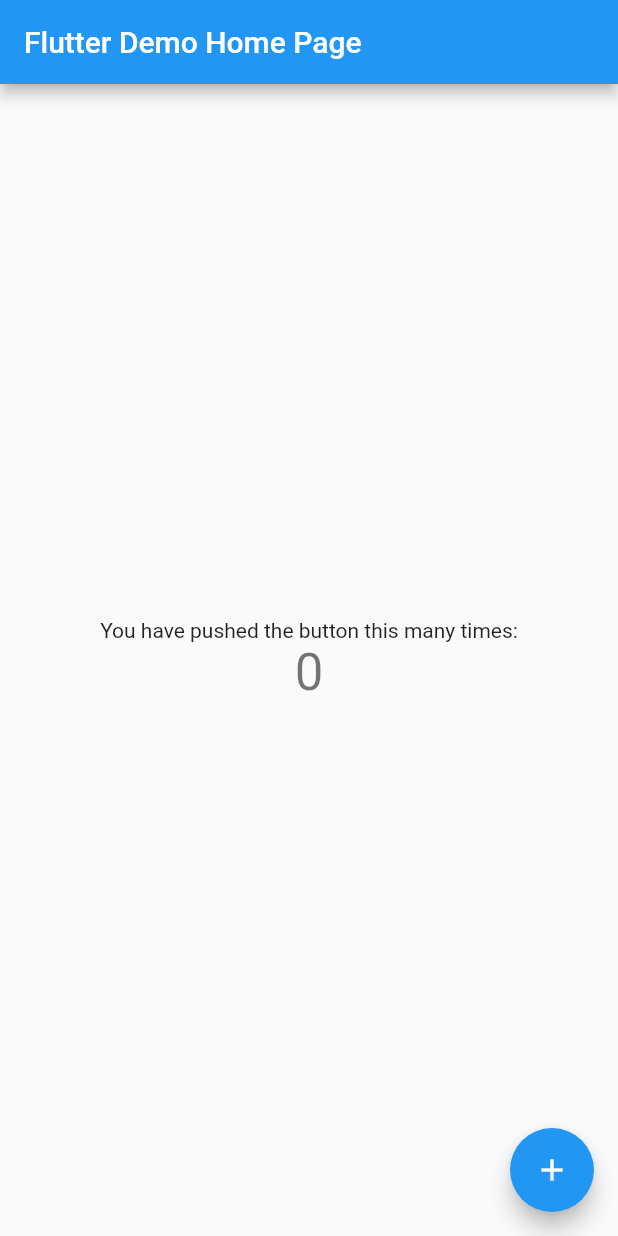
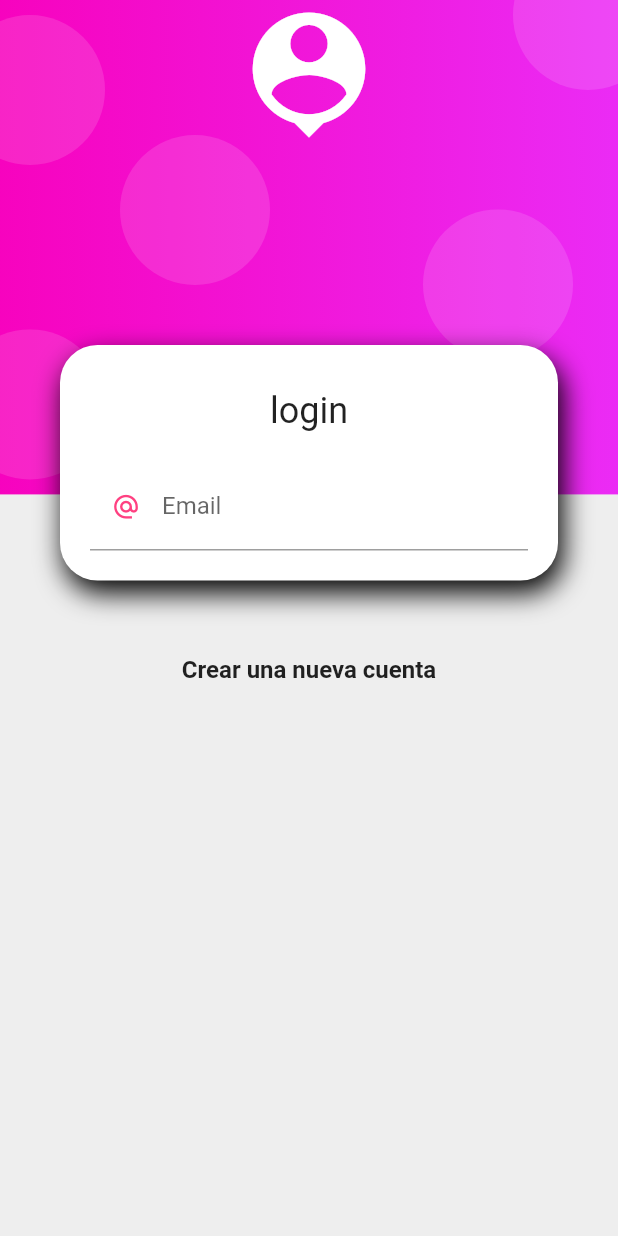
Before and after one commit to GustavoGarciaOviedo/mercator, a Flutter app: the screen it shows after launch, on a phone screen of 412 x 824 dp. Run offline on Flutter 3.47's test engine with Material 2 defaults, Android fonts, the phone set to English and light mode, and no system bars.

Commit message:
cargando los input del login

```diff
--- a/lib/main.dart
+++ b/lib/main.dart
@@ -1,115 +1,25 @@
 import 'package:flutter/material.dart';
+import 'package:mercator/screens/screens.dart';
 
-void main() {
-  runApp(const MyApp());
-}
+void main() => runApp(const MyApp());
 
 class MyApp extends StatelessWidget {
   const MyApp({super.key});
 
-  // This widget is the root of your application.
   @override
   Widget build(BuildContext context) {
     return MaterialApp(
-      title: 'Flutter Demo',
-      theme: ThemeData(
-        // This is the theme of your application.
-        //
-        // Try running your application with "flutter run". You'll see the
-        // application has a blue toolbar. Then, without quitting the app, try
-        // changing the primarySwatch below to Colors.green and then invoke
-        // "hot reload" (press "r" in the console where you ran "flutter run",
-        // or simply save your changes to "hot reload" in a Flutter IDE).
-        // Notice that the counter didn't reset back to zero; the application
-        // is not restarted.
-        primarySwatch: Colors.blue,
+      debugShowCheckedModeBanner: false,
+      title: 'Material App',
+
+      initialRoute: 'login' ,
+      routes: {
+        'home': (_)=> HomeScreen(),
+        'login':(_) => LoginScreen(),
+      },//recordad que necesita el contex
+      theme: ThemeData.light().copyWith(//MODIFICO A NIVEL GLOBAL TODOS LOS SCAFFOLD
+        scaffoldBackgroundColor: Colors.grey[200]
       ),
-      home: const MyHomePage(title: 'Flutter Demo Home Page'),
     );
   }
 }
-
-class MyHomePage extends StatefulWidget {
-  const MyHomePage({super.key, required this.title});
-
-  // This widget is the home page of your application. It is stateful, meaning
-  // that it has a State object (defined below) that contains fields that affect
-  // how it looks.
-
-  // This class is the configuration for the state. It holds the values (in this
-  // case the title) provided by the parent (in this case the App widget) and
-  // used by the build method of the State. Fields in a Widget subclass are
-  // always marked "final".
-
-  final String title;
-
-  @override
-  State<MyHomePage> createState() => _MyHomePageState();
-}
-
-class _MyHomePageState extends State<MyHomePage> {
-  int _counter = 0;
-
-  void _incrementCounter() {
-    setState(() {
-      // This call to setState tells the Flutter framework that something has
-      // changed in this State, which causes it to rerun the build method below
-      // so that the display can reflect the updated values. If we changed
-      // _counter without calling setState(), then the build method would not be
-      // called again, and so nothing would appear to happen.
-      _counter++;
-    });
-  }
-
-  @override
-  Widget build(BuildContext context) {
-    // This method is rerun every time setState is called, for instance as done
-    // by the _incrementCounter method above.
-    //
-    // The Flutter framework has been optimized to make rerunning build methods
-    // fast, so that you can just rebuild anything that needs updating rather
-    // than having to individually change instances of widgets.
-    return Scaffold(
-      appBar: AppBar(
-        // Here we take the value from the MyHomePage object that was created by
-        // the App.build method, and use it to set our appbar title.
-        title: Text(widget.title),
-      ),
-      body: Center(
-        // Center is a layout widget. It takes a single child and positions it
-        // in the middle of the parent.
-        child: Column(
-          // Column is also a layout widget. It takes a list of children and
-          // arranges them vertically. By default, it sizes itself to fit its
-          // children horizontally, and tries to be as tall as its parent.
-          //
-          // Invoke "debug painting" (press "p" in the console, choose the
-          // "Toggle Debug Paint" action from the Flutter Inspector in Android
-          // Studio, or the "Toggle Debug Paint" command in Visual Studio Code)
-          // to see the wireframe for each widget.
-          //
-          // Column has various properties to control how it sizes itself and
-          // how it positions its children. Here we use mainAxisAlignment to
-          // center the children vertically; the main axis here is the vertical
-          // axis because Columns are vertical (the cross axis would be
-          // horizontal).
-          mainAxisAlignment: MainAxisAlignment.center,
-          children: <Widget>[
-            const Text(
-              'You have pushed the button this many times:',
-            ),
-            Text(
-              '$_counter',
-              style: Theme.of(context).textTheme.headline4,
-            ),
-          ],
-        ),
-      ),
-      floatingActionButton: FloatingActionButton(
-        onPressed: _incrementCounter,
-        tooltip: 'Increment',
-        child: const Icon(Icons.add),
-      ), // This trailing comma makes auto-formatting nicer for build methods.
-    );
-  }
-}
--- /dev/null
+++ b/lib/screens/home_screen.dart
@@ -0,0 +1,14 @@
+import 'package:flutter/material.dart';
+
+class HomeScreen extends StatelessWidget {
+  const HomeScreen({super.key});
+
+  @override
+  Widget build(BuildContext context) {
+    return Scaffold(
+      body: Center(
+        child: Text('home screen'),
+      ),
+    );
+  }
+}
--- /dev/null
+++ b/lib/screens/login_screen.dart
@@ -0,0 +1,58 @@
+import 'package:flutter/material.dart';
+import 'package:mercator/ui/input_decoration.dart';
+import 'package:mercator/widgets/widgets.dart';
+
+class LoginScreen extends StatelessWidget {
+  const LoginScreen({super.key});
+
+  @override
+  Widget build(BuildContext context) {
+    return Scaffold(
+      body: AuthBackground(
+        child: SingleChildScrollView(//si los hios sobrepasan las medidas del widge=> hacer scroll
+          //controller: controller,
+          child: Column(
+            children: [
+              SizedBox(height:230),
+              CardContainer(
+                child: Column(
+                  children: [
+                    SizedBox(height: 10,),
+                    Text('login',style: Theme.of(context).textTheme.headline5,),
+                    SizedBox(height:20),
+                    _LoginForm()
+                  ],
+                ),
+              ),
+              SizedBox(height: 50,),
+              Text('Crear una nueva cuenta', style: TextStyle(fontSize: 16, fontWeight: FontWeight.bold),)
+            ],
+          ),
+        ),
+      )
+    );
+  }
+}
+
+
+//CUADRO DE LOGIN
+class _LoginForm extends StatelessWidget {
+  const _LoginForm({super.key});
+
+  @override
+  Widget build(BuildContext context) {
+    return Container(
+      child: Form(
+        //TODO:MANTENER LA REFERNCIA AL KEY  del metodo constructor
+        child: Column(
+          children: [
+            TextFormField(//este es le campo a llenar
+              autocorrect: false,//como es un correo no quiero correccion sugerencias de ortografia
+              keyboardType: TextInputType.emailAddress,//de que tipo va a ser el ingreso
+              decoration:  InputDecorations.authInputDecoration()//importo la clase con el metodo estatico, qu eme trae la decoracion
+            )
+          ],
+        )),
+    );
+  }
+}
--- /dev/null
+++ b/lib/screens/screens.dart
@@ -0,0 +1,2 @@
+export 'package:mercator/screens/home_screen.dart';
+export 'package:mercator/screens/login_screen.dart';
--- /dev/null
+++ b/lib/ui/input_decoration.dart
@@ -0,0 +1,25 @@
+import 'package:flutter/material.dart';
+ //ESTA CLASE ES PARA UTILIZAR LA DECORACION DEL INPUT Y COMO SON VARIOS NECESITO RECICLARLA
+class InputDecorations {
+  static InputDecoration authInputDecoration(){
+    return InputDecoration(//aqui todo la decoracion del input
+                enabledBorder: UnderlineInputBorder(
+                  borderSide: BorderSide(//crea el borde subrayado
+                    color:Colors.grey,
+
+                  )
+                 ),
+                focusedBorder: UnderlineInputBorder(
+                  borderSide: BorderSide(
+                    color: Colors.pinkAccent,
+                    width: 2
+                  )
+                ),
+                hintText: 'tudirecion@email.com',
+                labelText: 'Email' ,
+                prefixIcon: Icon(Icons.alternate_email_outlined, color: Colors.pinkAccent, size: 19,)
+
+              );
+  }
+
+}
--- /dev/null
+++ b/lib/widgets/auth_background.dart
@@ -0,0 +1,96 @@
+import 'package:flutter/material.dart';
+
+class AuthBackground extends StatelessWidget {
+  final Color? color;
+  final Widget child;
+
+  const AuthBackground({super.key, this.color, required this.child });
+
+  @override
+  Widget build(BuildContext context) {
+    return Container(
+      color: color,
+      width: double.infinity,
+      height: double.infinity,
+      child: Stack(//apilar widgets, como una trasparencia lo veo yo jeee
+        children: [
+          _PinkBox(),
+          _headerIcon(),
+          this.child  // aqui el this para acordarme que es una variable que cree
+        ]),
+    );
+  }
+}
+
+class _headerIcon extends StatelessWidget {
+
+
+  @override
+  Widget build(BuildContext context) {
+    return SafeArea(//guarda un espacio prudente si hay una camara o sensores en la pantalla
+      child: Container(
+        width: double.infinity,
+        child: Icon(Icons.person_pin, color: Colors.white, size: 100,),
+      ),
+    );
+  }
+}
+
+
+//es la parte superiror del stack
+class _PinkBox extends StatelessWidget {
+  const _PinkBox({super.key});
+
+  @override
+  Widget build(BuildContext context) {
+
+    final size =  MediaQuery.of(context).size;//para utilizar las medidas en unidades de porcentaje
+    return Container(
+      width: double.infinity,
+      height: size.height*0.4,
+      decoration: _pinkBoxDecoration(),
+      child: Stack(
+        children: [
+          //creo el widget privado para no incrimentar el codigo
+
+          Positioned(child:_Bubble(), top: 10, left: -30, ),//positioned le da la ubicacion a cada burbuja bubble
+          Positioned(child:_Bubble(), top: 90, left: 80, ),
+          Positioned(child:_Bubble(), top: -40, right: -30, ),
+          Positioned(child:_Bubble(), bottom: 10, left: -30, ),
+          Positioned(child:_Bubble(), bottom: 90, right: 30, ),
+
+
+        ]),
+    );
+  }
+
+
+//este metodo lo uso para hacer mas claro el codigo,,, aqui se le aplica en gradiente de colores, o los colores como tal
+  BoxDecoration _pinkBoxDecoration() => const BoxDecoration(
+    gradient:  LinearGradient(
+      colors: [
+        Color.fromARGB(254, 247, 2, 190),
+        Color.fromARGB(255, 235, 43, 245)
+
+    ])
+  );
+}
+
+
+//creo las burbujas transparentes, como stacks
+class _Bubble extends StatelessWidget {
+  const _Bubble({super.key});
+
+  @override
+  Widget build(BuildContext context) {
+    return Container(
+      width: 100,//dimenciones de la esfera
+      height: 100,
+      decoration: BoxDecoration(
+        borderRadius: BorderRadius.circular(100),//queda circular con 100
+        color: Color.fromRGBO(255, 255, 255, 0.13)
+      ) ,
+
+    );
+  }
+}
--- /dev/null
+++ b/lib/widgets/card_container.dart
@@ -0,0 +1,36 @@
+import 'package:flutter/material.dart';
+
+class CardContainer extends StatelessWidget {
+  final Widget child;
+
+  const CardContainer({super.key, required this.child});
+
+  @override
+  Widget build(BuildContext context) {
+    return Padding(//envuelto es este padiin para signarle los bordes
+      padding: EdgeInsets.symmetric(horizontal: 40),
+      child: Container(
+        padding: EdgeInsets.all(20),
+        width: double.infinity,
+        //height: 300, // no lo requiero por que segun los widges que pongan ellos daran el height
+        decoration: _createCardShape(),
+        child: this.child ,//me va a retornar como hijo (child) el child de variable que cree
+      ),
+    );
+  }
+
+
+//solo para la decoracion de ese container
+  BoxDecoration _createCardShape() => BoxDecoration(
+    color: Colors.white,
+    borderRadius: BorderRadius.circular(25),
+    boxShadow: [
+      BoxShadow(
+        color: Colors.black,
+        blurRadius: 15,
+        offset: Offset(3,8),
+      )
+    ]
+
+  );
+}
--- /dev/null
+++ b/lib/widgets/widgets.dart
@@ -0,0 +1,3 @@
+
+export 'package:mercator/widgets/auth_background.dart';
+export 'package:mercator/widgets/card_container.dart';
```
